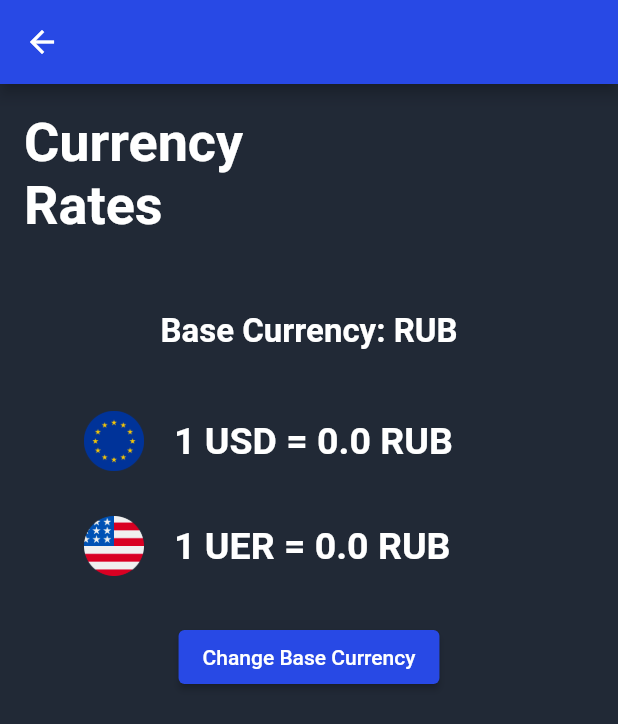
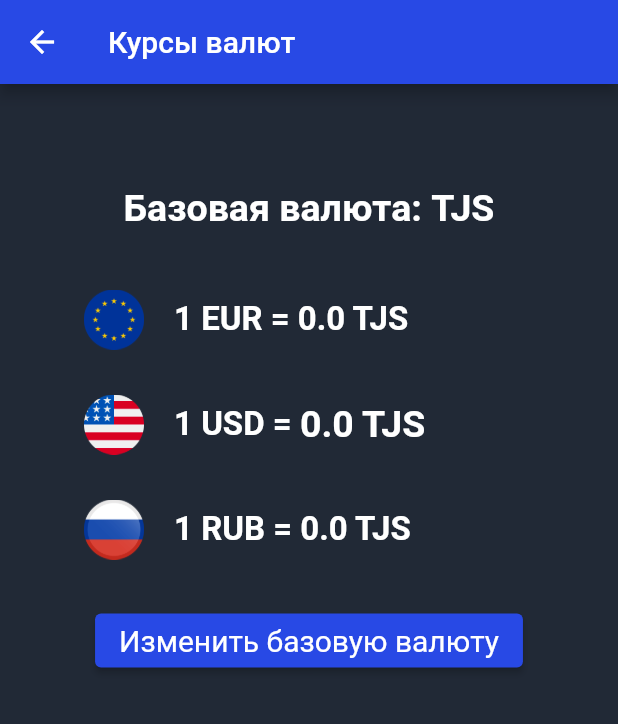
Before and after one commit to hiloliddinj/currency_converter, a Flutter app: the CurrencyScreen screen opened directly, on a phone screen of 412 x 824 dp. Shown: the top 724 px of the screen. Run offline on Flutter 3.47's test engine with Material 2 defaults, Android fonts, the phone set to English and light mode, and no system bars; our stand-ins replace get; network calls fail.

Commit message:
1) Added Rub 2) All Text Translated to Russian 3) Currency Screen loading changed to only value from entire text

```diff
--- a/lib/controllers/currency_controller.dart
+++ b/lib/controllers/currency_controller.dart
@@ -5,11 +5,12 @@ class CurrencyController extends GetxController {
   var isCurrencyLoading = false.obs;
   var convertedEurStrValue = '0.0'.obs;
   var convertedUsdStrValue = '0.0'.obs;
-  var baseCurrency = 'RUB'.obs;
+  var convertedRubStrValue = '0.0'.obs;
+  var baseCurrency = 'TJS'.obs;
 
   @override
   void onInit() {
-    fetchCurrency('RUB');
+    fetchCurrency('TJS');
     super.onInit();
   }
   void fetchCurrency(String baseCurrency) async {
@@ -19,9 +20,11 @@ class CurrencyController extends GetxController {
 
       final roundedEurStrValue = valueList[0].toStringAsFixed(2);
       final roundedUsdStrValue = valueList[1].toStringAsFixed(2);
+      final roundedRubStrValue = valueList[2].toStringAsFixed(2);
 
       convertedEurStrValue = RxString(roundedEurStrValue);
       convertedUsdStrValue = RxString(roundedUsdStrValue);
+      convertedRubStrValue = RxString(roundedRubStrValue);
     } finally {
       isCurrencyLoading(false);
     }
--- a/lib/main.dart
+++ b/lib/main.dart
@@ -46,8 +46,8 @@ class _AppNavBarState extends State<AppNavBar> {
         unselectedItemColor: Colors.white38,
         elevation: 0,
         items: const [
-          BottomNavigationBarItem(icon: Icon(Icons.search), label: 'Converter'),
-          BottomNavigationBarItem(icon: Icon(Icons.attach_money), label: 'Curency'),
+          BottomNavigationBarItem(icon: Icon(Icons.search), label: 'Конвертер'),
+          BottomNavigationBarItem(icon: Icon(Icons.attach_money), label: 'Валюта'),
         ],
         currentIndex: _selectedIndex,
         onTap: (index) {
--- a/lib/screens/converter_screen.dart
+++ b/lib/screens/converter_screen.dart
@@ -24,6 +24,7 @@ class _ConverterScreenState extends State<ConverterScreen> {
     return Scaffold(
       appBar: AppBar(
         backgroundColor: secondColor,
+        title: const Text('Конвертер валют'),
       ),
       backgroundColor: mainColor,
       body: SafeArea(
@@ -33,19 +34,7 @@ class _ConverterScreenState extends State<ConverterScreen> {
             mainAxisAlignment: MainAxisAlignment.start,
             crossAxisAlignment: CrossAxisAlignment.start,
             children: [
-              const Expanded(
-                flex: 1,
-                child: SizedBox(
-                  width: 200,
-                  child: Text(
-                    "Currency Converter",
-                    style: TextStyle(
-                        color: Colors.white,
-                        fontSize: 36,
-                        fontWeight: FontWeight.bold),
-                  ),
-                ),
-              ),
+              const SizedBox(height: 100),
               Expanded(
                   flex: 1,
                   child: Center(
@@ -53,7 +42,7 @@ class _ConverterScreenState extends State<ConverterScreen> {
                       children: [
                         const Center(
                           child: Text(
-                            "Converted Value:",
+                            "Результат:",
                             style: TextStyle(
                               color: Colors.white,
                               fontSize: 18,
@@ -93,7 +82,7 @@ class _ConverterScreenState extends State<ConverterScreen> {
                         decoration: InputDecoration(
                           filled: true,
                           fillColor: Colors.white,
-                          labelText: "Example Format: 15 usd in rub",
+                          labelText: "Пример формата: 15 usd in rub",
                           hintStyle: TextStyle(color: Colors.grey[800]),
                           labelStyle: const TextStyle(
                               fontWeight: FontWeight.normal,
@@ -110,7 +99,7 @@ class _ConverterScreenState extends State<ConverterScreen> {
                       const SizedBox(height: 50),
                       ElevatedButton(
                         onPressed: _handleConvertPressed,
-                        child: const Text("Convert"),
+                        child: const Text("Конвертировать"),
                         style: ElevatedButton.styleFrom(
                           primary: secondColor,
                         ),
@@ -150,28 +139,28 @@ class _ConverterScreenState extends State<ConverterScreen> {
                   if(cur2Found) {
                     widget.c.fetchCurrency(doubleValue, cur1, cur2);
                   } else {
-                    _showMyDialog("2nd Currency not found!");
+                    _showMyDialog("2-я валюта не найдена!");
                   }
                 } else {
-                  _showMyDialog("1st Currency not found!");
+                  _showMyDialog("1-я валюта не найдена!");
                 }
               } else {
-                _showMyDialog("2nd Currency must be 3 letter");
+                _showMyDialog("2-я валюта должна быть трехбуквенной");
               }
             } else {
-              _showMyDialog("1st Currency must be 3 letter");
+              _showMyDialog("1-я валюта должна быть трехбуквенной");
             }
           } else {
-            _showMyDialog("You need to write 'in' between currencies");
+            _showMyDialog("Между валютами нужно писать - in");
           }
         } on Exception catch (_) {
-          _showMyDialog("Wrong Number Format!");
+          _showMyDialog("Неправильный числовой формат!");
         }
       } else {
-        _showMyDialog("Wrong Format!");
+        _showMyDialog("Неправильный формат!");
       }
     } else {
-      _showMyDialog("Field can not be empty!");
+      _showMyDialog("Поле не может быть пустым!");
     }
   }
 
@@ -180,11 +169,11 @@ class _ConverterScreenState extends State<ConverterScreen> {
       context: context,
       builder: (BuildContext context) {
         return AlertDialog(
-          title: const Text('Error!'),
+          title: const Text('Ошибка!'),
           content: SingleChildScrollView(
             child: ListBody(
               children: <Widget>[
-                const Text('Example Format: "15 usd in rub"'),
+                const Text('Пример формата: "15 usd in rub"'),
                 Text(
                   message,
                   style: const TextStyle(
@@ -198,7 +187,7 @@ class _ConverterScreenState extends State<ConverterScreen> {
           ),
           actions: <Widget>[
             TextButton(
-              child: const Text('OK'),
+              child: const Text('Хорошо'),
               onPressed: () {
                 Navigator.of(context).pop();
               },
--- a/lib/screens/currency_screen.dart
+++ b/lib/screens/currency_screen.dart
@@ -20,10 +20,12 @@ class _CurrencyScreenState extends State<CurrencyScreen> {
 
   int index = 0;
 
+  static const double? currencyTextSize = 22;
+
   @override
   void initState() {
     currencySortedList = sort(currencyList);
-    index = currencySortedList.indexOf('RUB');
+    index = currencySortedList.indexOf('TJS');
     scrollController = FixedExtentScrollController(
       initialItem: index,
     );
@@ -46,6 +48,7 @@ class _CurrencyScreenState extends State<CurrencyScreen> {
     return Scaffold(
       appBar: AppBar(
         backgroundColor: secondColor,
+        title: const Text('Курсы валют'),
       ),
       backgroundColor: mainColor,
       body: SafeArea(
@@ -55,34 +58,37 @@ class _CurrencyScreenState extends State<CurrencyScreen> {
             mainAxisAlignment: MainAxisAlignment.start,
             crossAxisAlignment: CrossAxisAlignment.start,
             children: [
-              const SizedBox(
-                width: 200,
-                child: Text(
-                  "Currency Rates",
-                  style: TextStyle(
-                      color: Colors.white,
-                      fontSize: 36,
-                      fontWeight: FontWeight.bold),
-                ),
-              ),
               const SizedBox(height: 50),
               Column(
                 mainAxisAlignment: MainAxisAlignment.center,
                 crossAxisAlignment: CrossAxisAlignment.center,
                 children: [
+                  Row(
+                    mainAxisAlignment: MainAxisAlignment.center,
+                    children: [
+                      const Text(
+                        'Базовая валюта: ',
+                        style: TextStyle(
+                          fontSize: 25,
+                          fontWeight: FontWeight.bold,
+                          color: Colors.white,
+                        ),
+                      ),
                       Obx(() {
                         if (widget.c.isCurrencyLoading()) {
                           return const ProgIndicator();
                         }
                         return Text(
-                      'Base Currency: ${widget.c.baseCurrency}',
+                          '${widget.c.baseCurrency}',
                           style: const TextStyle(
-                        fontSize: 22,
+                            fontSize: 25,
                             fontWeight: FontWeight.bold,
                             color: Colors.white,
                           ),
                         );
                       }),
+                    ],
+                  ),
                   const SizedBox(height: 40),
                   Row(
                     mainAxisAlignment: MainAxisAlignment.start,
@@ -96,14 +102,22 @@ class _CurrencyScreenState extends State<CurrencyScreen> {
                         ),
                       ),
                       const SizedBox(width: 20),
+                      const Text(
+                        '1 EUR = ',
+                        style: TextStyle(
+                          fontSize: currencyTextSize,
+                          fontWeight: FontWeight.bold,
+                          color: Colors.white,
+                        ),
+                      ),
                       Obx(() {
                         if (widget.c.isCurrencyLoading()) {
                           return const ProgIndicator();
                         }
                         return Text(
-                          '1 USD = ${widget.c.convertedUsdStrValue} ${widget.c.baseCurrency}',
+                          '${widget.c.convertedEurStrValue} ${widget.c.baseCurrency}',
                           style: const TextStyle(
-                            fontSize: 25,
+                            fontSize: currencyTextSize,
                             fontWeight: FontWeight.bold,
                             color: Colors.white,
                           ),
@@ -124,14 +138,58 @@ class _CurrencyScreenState extends State<CurrencyScreen> {
                         ),
                       ),
                       const SizedBox(width: 20),
+                      const Text(
+                        '1 USD = ',
+                        style: TextStyle(
+                          fontSize: currencyTextSize,
+                          fontWeight: FontWeight.bold,
+                          color: Colors.white,
+                        ),
+                      ),
                       Obx(() {
                         if (widget.c.isCurrencyLoading()) {
                           return const ProgIndicator();
                         }
                         return Text(
-                          '1 UER = ${widget.c.convertedEurStrValue} ${widget.c.baseCurrency}',
+                          '${widget.c.convertedUsdStrValue} ${widget.c.baseCurrency}',
                           style: const TextStyle(
                             fontSize: 25,
+                            fontWeight: FontWeight.bold,
+                            color: Colors.white,
+                          ),
+                        );
+                      }),
+                    ],
+                  ),
+                  const SizedBox(height: 30),
+                  Row(
+                    mainAxisAlignment: MainAxisAlignment.start,
+                    children: [
+                      const SizedBox(width: 40),
+                      const SizedBox(
+                        height: 40,
+                        width: 40,
+                        child: Image(
+                          image: AssetImage('assets/rub.png'),
+                        ),
+                      ),
+                      const SizedBox(width: 20),
+                      const Text(
+                        '1 RUB = ',
+                        style: TextStyle(
+                          fontSize: currencyTextSize,
+                          fontWeight: FontWeight.bold,
+                          color: Colors.white,
+                        ),
+                      ),
+                      Obx(() {
+                        if (widget.c.isCurrencyLoading()) {
+                          return const ProgIndicator();
+                        }
+                        return Text(
+                          '${widget.c.convertedRubStrValue} ${widget.c.baseCurrency}',
+                          style: const TextStyle(
+                            fontSize: currencyTextSize,
                             fontWeight: FontWeight.bold,
                             color: Colors.white,
                           ),
@@ -149,19 +207,19 @@ class _CurrencyScreenState extends State<CurrencyScreen> {
                         showCupertinoModalPopup(
                           context: context,
                           builder: (context) => CupertinoActionSheet(
-                            title: const Text('Select Base Currency:'),
+                            title: const Text('Выберите базовую валюту'),
                             actions: [buildPicker()],
                             cancelButton: CupertinoActionSheetAction(
-                              child: const Text('Cancel'),
+                              child: const Text('Отмена'),
                               onPressed: () => Navigator.pop(context),
                             ),
-
                           ),
                         );
                       },
-                      child: const Text("Change Base Currency"),
+                      child: const Text("Изменить базовую валюту"),
                       style: ElevatedButton.styleFrom(
                         primary: secondColor,
+                        textStyle: const TextStyle(fontSize: 20),
                       ),
                     ),
                   ),
@@ -193,13 +251,13 @@ class _CurrencyScreenState extends State<CurrencyScreen> {
           children: List.generate(currencySortedList.length, (index) {
             final isSelected = this.index == index;
             final currency = currencySortedList[index];
-            final color =
-            isSelected ? CupertinoColors.activeBlue : CupertinoColors.black;
+            // final color =
+            // isSelected ? CupertinoColors.activeBlue : CupertinoColors.black;
 
             return Center(
               child: Text(
                 currency,
-                style: TextStyle(fontSize: 32, color: color),
+                style: const TextStyle(fontSize: 30),
               ),
             );
           }),
```
Also changed, not shown: lib/services/services.dart (+8 -1 lines), pubspec.yaml (+1 -13 lines), assets/rub.png (added). Lines whose indentation alone changed are shown as unchanged.
